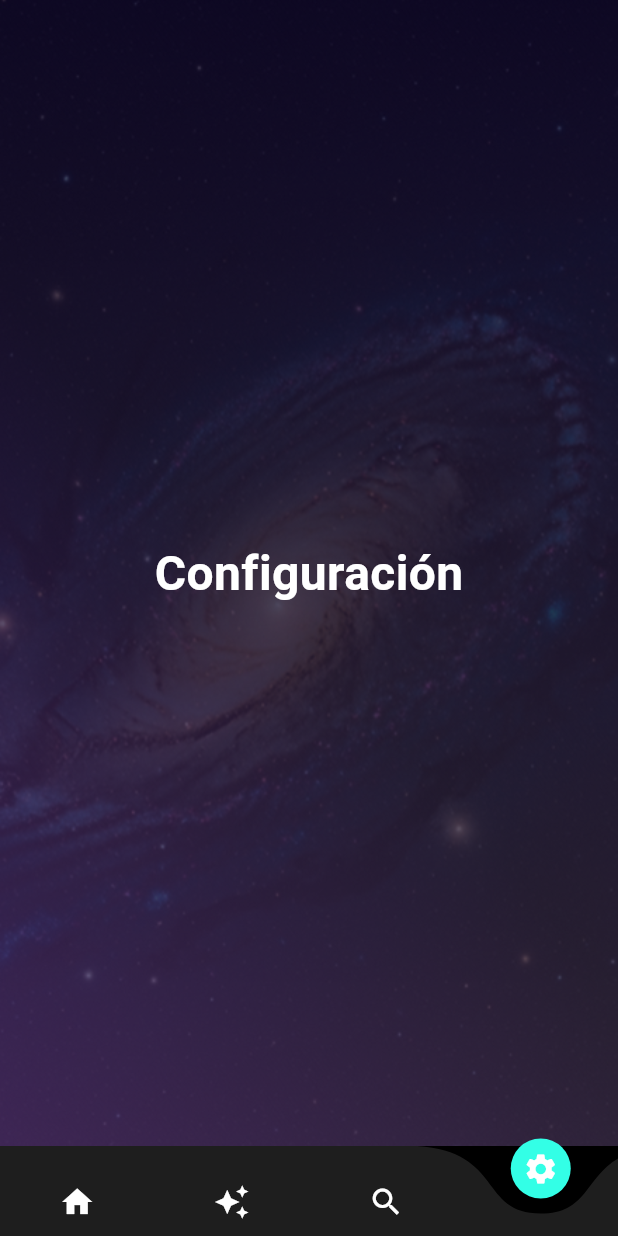
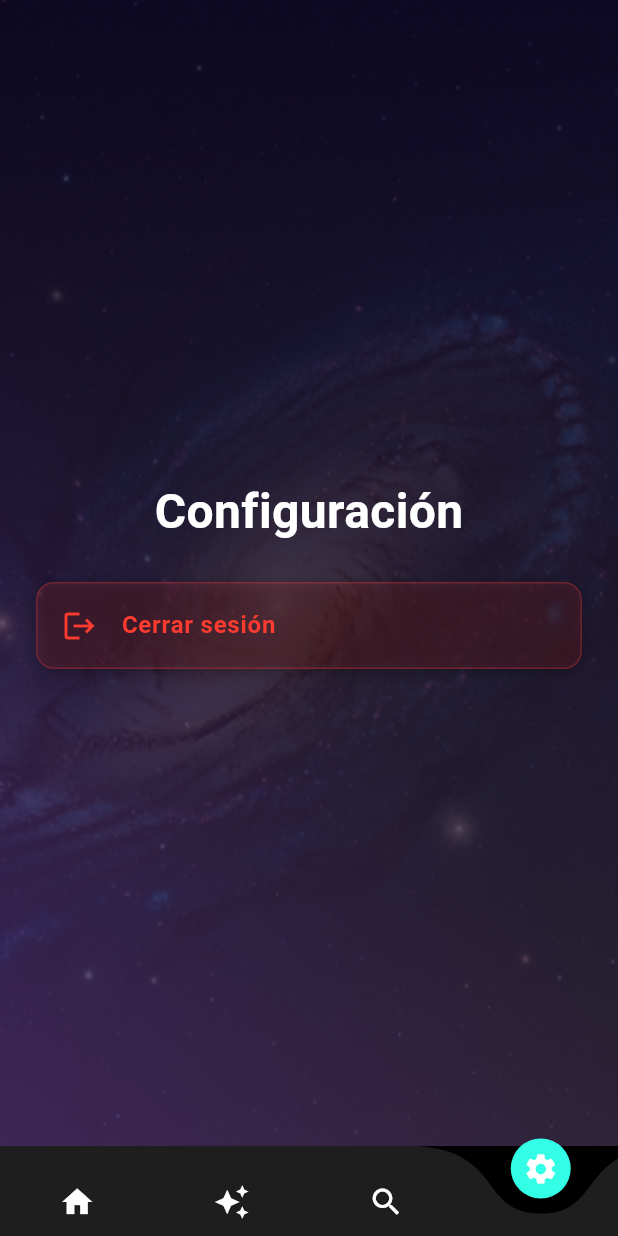
Before and after one commit to lh1862570-stack/flutternewapp, a Flutter app: the SettingsPage screen opened by its route, on a phone screen of 412 x 824 dp. Run offline on Flutter 3.47's test engine with Material 3 defaults, Android fonts, the phone set to English and light mode, and no system bars; drawn by our look-alikes of curved_navigation_bar; our stand-ins replace go_router, lottie, shared_preferences; accounts and stored records are empty.

Commit message:
cerrar session icon

```diff
--- a/lib/login/start.dart
+++ b/lib/login/start.dart
@@ -3,12 +3,21 @@ import 'package:flutter/material.dart';
 import 'package:go_router/go_router.dart';
 import '../widgets/telescope_lottie.dart';
 import '../config/app_router.dart';
+import '../services/auth_service.dart';
 
 class StartPage extends StatelessWidget {
   const StartPage({super.key});
 
   @override
   Widget build(BuildContext context) {
+    // Redirección automática si hay sesión activa
+    if (AuthService.instance.isLoggedIn) {
+      // Usar microtask para evitar navegación durante build sin montar
+      Future.microtask(() {
+        if (context.mounted) context.go(AppRouter.home);
+      });
+    }
+
     return Scaffold(
       backgroundColor: Colors.black,
       body: Stack(
--- a/lib/screens/settings.dart
+++ b/lib/screens/settings.dart
@@ -1,4 +1,6 @@
 import 'package:flutter/material.dart';
+import 'package:go_router/go_router.dart';
+import '../services/auth_service.dart';
 
 class SettingsPage extends StatelessWidget {
   const SettingsPage({super.key});
@@ -14,13 +16,48 @@ class SettingsPage extends StatelessWidget {
             'assets/images/settings.png',
             fit: BoxFit.cover,
           ),
-          const Center(
-            child: Text(
-              'Configuración',
-              style: TextStyle(
-                color: Colors.white,
-                fontSize: 32,
-                fontWeight: FontWeight.bold,
+          Center(
+            child: Padding(
+              padding: const EdgeInsets.symmetric(horizontal: 24.0),
+              child: Column(
+                mainAxisSize: MainAxisSize.min,
+                children: [
+                  const Text(
+                    'Configuración',
+                    style: TextStyle(
+                      color: Colors.white,
+                      fontSize: 32,
+                      fontWeight: FontWeight.bold,
+                    ),
+                  ),
+                  const SizedBox(height: 24),
+                  Container(
+                    decoration: BoxDecoration(
+                      color: const Color(0x22FF3B30),
+                      borderRadius: BorderRadius.circular(12),
+                      border: Border.all(color: const Color(0x44FF3B30)),
+                      boxShadow: [
+                        BoxShadow(
+                          color: Colors.black.withOpacity(0.3),
+                          blurRadius: 8,
+                          offset: const Offset(0, 2),
+                        ),
+                      ],
+                    ),
+                    child: ListTile(
+                      leading: const Icon(Icons.logout, color: Color(0xFFFF3B30)),
+                      title: const Text(
+                        'Cerrar sesión',
+                        style: TextStyle(color: Color(0xFFFF3B30), fontWeight: FontWeight.w600),
+                      ),
+                      onTap: () async {
+                        await AuthService.instance.logout();
+                        if (!context.mounted) return;
+                        context.go('/');
+                      },
+                    ),
+                  ),
+                ],
               ),
             ),
           ),
```
